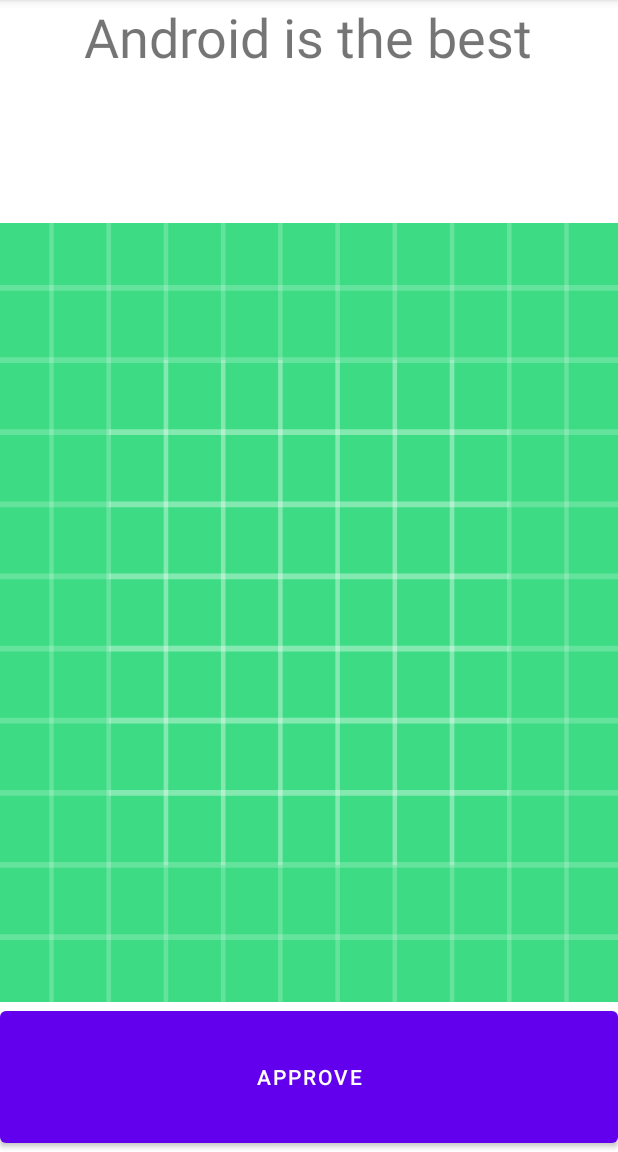
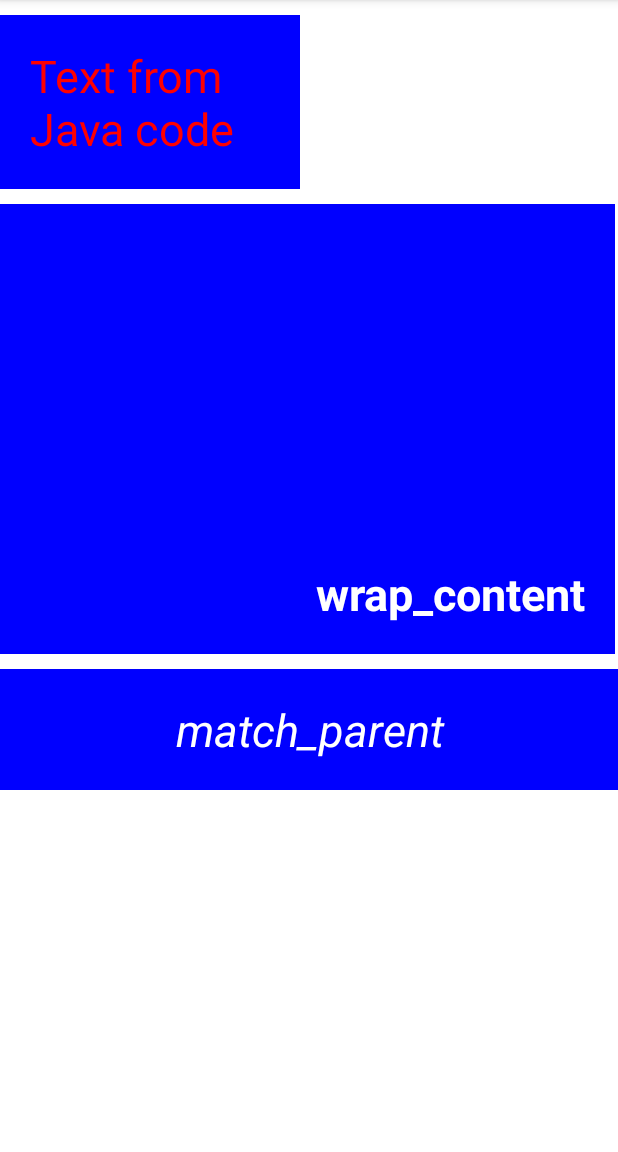
Before and after one commit to nferno1/AndroidStartProject, an Android app: the screen it shows after launch (MainActivity), on a phone screen of 412 x 824 dp, the part 84-1236 px from its top. Run offline under Robolectric (Android 15) with nearby library versions, the phone set to English and light mode, and no system bars.

Commit message:
Android TextView

```diff
--- a/app/src/main/java/ru/nferno1/androidstartproject/MainActivity.java
+++ b/app/src/main/java/ru/nferno1/androidstartproject/MainActivity.java
@@ -3,6 +3,7 @@ package ru.nferno1.androidstartproject;
 import androidx.appcompat.app.AppCompatActivity;
 import androidx.constraintlayout.widget.ConstraintLayout;
 
+import android.graphics.Color;
 import android.os.Bundle;
 import android.widget.TextView;
 
@@ -13,6 +14,10 @@ public class MainActivity extends AppCompatActivity {
         super.onCreate(savedInstanceState);
         setContentView(R.layout.activity_main);
 
+        TextView textView = (TextView) findViewById(R.id.normal);
+
+        textView.setText("Text from Java code");
+        textView.setTextColor(Color.RED);
 
         /*TextView textView = (TextView) findViewById(R.id.header);
         textView.setText("Hello from Java");*/
--- a/app/src/main/res/layout/activity_main.xml
+++ b/app/src/main/res/layout/activity_main.xml
@@ -4,56 +4,48 @@
     xmlns:tools="http://schemas.android.com/tools"
     android:layout_width="match_parent"
     android:layout_height="match_parent"
-    android:layout_gravity="center"
-    android:gravity="center"
     android:orientation="vertical"
     tools:context=".MainActivity">
 
-    <!--    <TextView
-        android:id="@+id/textView"
-        android:layout_width="wrap_content"
+    <TextView
+        android:id="@+id/normal"
+        android:layout_width="200dp"
         android:layout_height="wrap_content"
-        android:layout_weight="1"
-        android:text="HelloWord!"
-        app:layout_constraintBottom_toTopOf="@+id/textView2"
-        app:layout_constraintEnd_toEndOf="parent"
-        app:layout_constraintHorizontal_bias="0.498"
-        app:layout_constraintStart_toStartOf="parent"
-        app:layout_constraintTop_toTopOf="parent" />
+        android:background="#00f"
+        android:text="width 200dp"
+        android:textColor="#FFF"
+        android:padding="20dp"
+        android:textStyle="normal"
+        android:layout_marginTop="10dp"
+        android:textSize="30dp"
+        />
 
     <TextView
-        android:id="@+id/textView2"
-        android:layout_width="wrap_content"
+        android:id="@+id/bold"
+        android:layout_width="410dp"
+        android:layout_height="300dp"
+        android:layout_marginTop="10dp"
+        android:background="#00f"
+        android:gravity="bottom|end"
+        android:padding="20dp"
+        android:text="wrap_content"
+        android:textColor="#FFF"
+        android:textSize="30dp"
+        android:textStyle="bold" />
+    <TextView
+        android:id="@+id/italic"
+        android:layout_width="match_parent"
         android:layout_height="wrap_content"
-        android:layout_weight="1"
-        android:text="Привет Медвед !!!!!!!!!!!!!!!!!!!!!!!!!!!!!!!!!!!!!!!!!!!!!!!!!!!!!!!!!!!!!!!!!!!!!!!!!!!!!!!!!!!!!!!!!!!!!!!!!!!!!!!!!!!!!!!!!!!!"
-        app:layout_constraintBottom_toBottomOf="parent"
-        app:layout_constraintEnd_toEndOf="parent"
-        app:layout_constraintStart_toStartOf="parent"
-        app:layout_constraintTop_toBottomOf="@+id/textView" />-->
-
-    <TextView
-        android:id="@+id/text"
-        android:textSize="36sp"
-        android:layout_width="wrap_content"
-        android:layout_height="wrap_content"
-        android:text="Android is the best"
-        android:layout_marginBottom="100dp"
+        android:background="#00f"
+        android:text="match_parent"
+        android:textColor="#FFF"
+        android:gravity="center"
+        android:padding="20dp"
+        android:textStyle="italic"
+        android:layout_marginTop="10dp"
+        android:textSize="30dp"
         />
 
 
-    <View
-        android:layout_width="wrap_content"
-        android:layout_height="wrap_content"
-        android:layout_weight="2"
-        android:foreground="@drawable/ic_launcher_background"
-        android:text="abcd"
-        />
-    <Button
-        android:id="@+id/button"
-        android:layout_width="match_parent"
-        android:layout_height="100dp"
-        android:gravity="center"
-        android:text="Approve"
-        />
+
 </LinearLayout>
```
